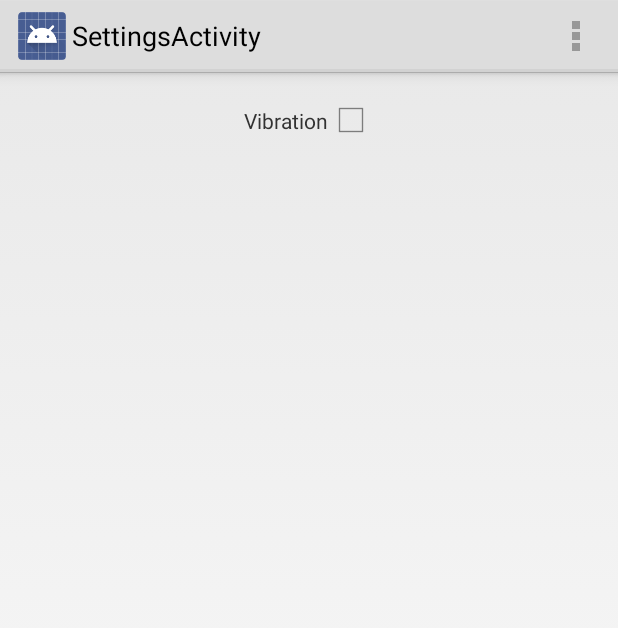
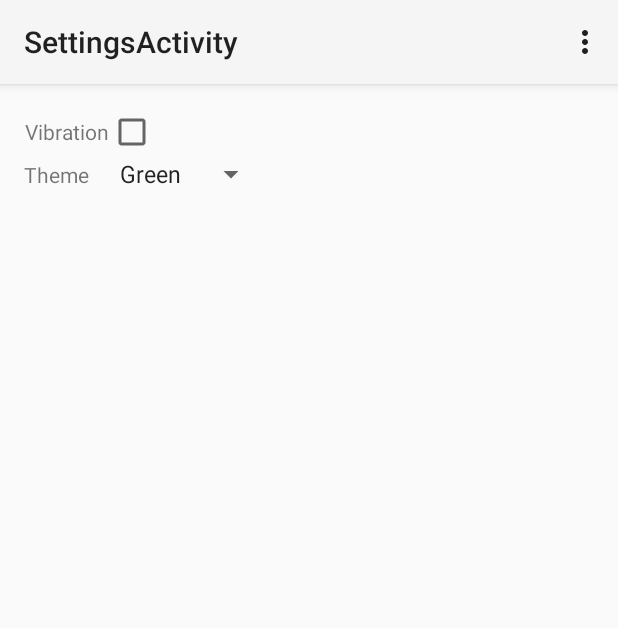
Before and after one commit to ElieGUILLAUMES/Calculator, an Android app: the screen it shows after launch (SettingsActivity), in the options menu, after a tap on "Settings", on a phone screen of 412 x 824 dp. Shown: the top 628 px of the screen. Run offline under Robolectric (Android 15) with nearby library versions, the phone set to English and light mode, and no system bars.

Commit message:
button themes configurable

```diff
--- a/app/src/main/AndroidManifest.xml
+++ b/app/src/main/AndroidManifest.xml
@@ -9,7 +9,7 @@
         android:allowBackup="true"
         android:icon="@mipmap/ic_launcher"
         android:label="@string/app_name"
-        android:theme="@style/YourApplicationTheme" >
+        android:theme="@style/AppTheme" >
         <activity
             android:name=".MainActivity"
             android:configChanges="orientation|keyboardHidden|screenSize"
--- a/app/src/main/java/com/icelandic_courses/elie/calculator/MainActivity.java
+++ b/app/src/main/java/com/icelandic_courses/elie/calculator/MainActivity.java
@@ -2,6 +2,7 @@ package com.icelandic_courses.elie.calculator;
 
 import android.app.Activity;
 import android.content.Intent;
+import android.content.SharedPreferences;
 import android.graphics.Typeface;
 import android.os.Bundle;
 import android.os.Vibrator;
@@ -11,6 +12,7 @@ import android.widget.*;
 public class MainActivity extends Activity {
 
     private static boolean allowToVibrate;
+    private SharedPreferences prefs;
     public final static String EXTRA_VIBRATION = "vibration";
     private Vibrator vibe;
 
@@ -19,6 +21,8 @@ public class MainActivity extends Activity {
         super.onCreate(savedInstanceState);
         setContentView(R.layout.activity_main);
 
+        prefs = getSharedPreferences("Calculator", 0);
+
         TextView myTextView=(TextView)findViewById(R.id.resultTextView);
         Typeface typeFace=Typeface.createFromAsset(getAssets(), "fonts/digital-7.ttf");
         myTextView.setTypeface(typeFace);
@@ -26,7 +30,24 @@ public class MainActivity extends Activity {
         vibe = (Vibrator) getSystemService(this.VIBRATOR_SERVICE);
     }
 
+    @Override
+    protected void onResume() {
+        super.onResume();
 
+        Button addButton = (Button)findViewById(R.id.addButton);
+        Button substractButton = (Button)findViewById(R.id.substractButton);
+        Button backspaceButton = (Button)findViewById(R.id.backspaceButton);
+        Button clearButton = (Button)findViewById(R.id.clearButton);
+        Button resultButton = (Button)findViewById(R.id.resultButton);
+
+        int buttonRes = (prefs.getInt("theme", 0) == 0) ? R.drawable.button_green : R.drawable.button_blue;
+
+        addButton.setBackgroundResource(buttonRes);
+        substractButton.setBackgroundResource(buttonRes);
+        backspaceButton.setBackgroundResource(buttonRes);
+        clearButton.setBackgroundResource(buttonRes);
+        resultButton.setBackgroundResource(buttonRes);
+    }
 
     @Override
     public boolean onCreateOptionsMenu(Menu menu) {
--- a/app/src/main/java/com/icelandic_courses/elie/calculator/SettingsActivity.java
+++ b/app/src/main/java/com/icelandic_courses/elie/calculator/SettingsActivity.java
@@ -2,16 +2,21 @@ package com.icelandic_courses.elie.calculator;
 
 import android.app.Activity;
 import android.content.Intent;
+import android.content.SharedPreferences;
 import android.os.Bundle;
 import android.view.Menu;
 import android.view.MenuItem;
 import android.view.View;
+import android.widget.AdapterView;
 import android.widget.CheckBox;
+import android.widget.Spinner;
 
 public class SettingsActivity extends Activity {
 
     private static boolean allowToVibrate;
     private CheckBox checkBoxVibration;
+
+    private SharedPreferences prefs;
 
     @Override
     protected void onCreate(Bundle savedInstanceState) {
@@ -27,6 +32,28 @@ public class SettingsActivity extends Activity {
         if(allowToVibrate){
             checkBoxVibration.setChecked(allowToVibrate);
         }
+
+        //getSharedPrefs
+        prefs = getSharedPreferences("Calculator", 0);
+        final Spinner spinnerTheme = (Spinner) findViewById(R.id.theme);
+        spinnerTheme.setOnItemSelectedListener(new AdapterView.OnItemSelectedListener() {
+            @Override
+            public void onItemSelected(AdapterView<?> parent, View view, int position, long id) {
+                int selectedId = (int) spinnerTheme.getSelectedItemId();
+                SharedPreferences.Editor editor = prefs.edit();
+                editor.putInt("theme", selectedId);
+                editor.commit();
+            }
+
+            @Override
+            public void onNothingSelected(AdapterView<?> parent) {
+
+            }
+        });
+
+        //set theme
+        int theme = prefs.getInt("theme", 0);
+        spinnerTheme.setSelection(theme);
     }
 
     @Override
--- a/app/src/main/res/drawable/number_button.xml
+++ b/app/src/main/res/drawable/button_black.xml
@@ -3,8 +3,8 @@
     <item
         android:state_pressed="true"
         android:state_enabled="true"
-        android:drawable="@drawable/number_button_pressed" />
+        android:drawable="@drawable/button_black_pressed" />
     <item
         android:state_enabled="true"
-        android:drawable="@drawable/number_button_enabled" />
+        android:drawable="@drawable/button_black_enabled" />
 </selector>
--- /dev/null
+++ b/app/src/main/res/drawable/button_black_enabled.xml
@@ -0,0 +1,9 @@
+<?xml version="1.0" encoding="utf-8"?>
+
+<shape xmlns:android="http://schemas.android.com/apk/res/android" android:shape="rectangle">
+    <padding android:left="8dp"
+        android:top="8dp"
+        android:right="8dp"
+        android:bottom="8dp" />
+    <solid android:color="@color/black" />
+</shape>
--- a/app/src/main/res/drawable/number_button_enabled.xml
+++ b/app/src/main/res/drawable/button_black_pressed.xml
@@ -5,5 +5,5 @@
         android:top="8dp"
         android:right="8dp"
         android:bottom="8dp" />
-    <solid android:color="@color/number_button" />
+    <solid android:color="@color/black_light" />
 </shape>
--- /dev/null
+++ b/app/src/main/res/drawable/button_blue.xml
@@ -0,0 +1,10 @@
+<?xml version="1.0" encoding="utf-8"?>
+<selector xmlns:android="http://schemas.android.com/apk/res/android">
+    <item
+        android:state_pressed="true"
+        android:state_enabled="true"
+        android:drawable="@drawable/button_blue_pressed" />
+    <item
+        android:state_enabled="true"
+        android:drawable="@drawable/button_blue_enabled" />
+</selector>
--- a/app/src/main/res/drawable/command_button_pressed.xml
+++ b/app/src/main/res/drawable/button_blue_enabled.xml
@@ -5,5 +5,5 @@
         android:top="8dp"
         android:right="8dp"
         android:bottom="8dp" />
-    <solid android:color="@color/command_button_pressed" />
+    <solid android:color="@color/blue" />
 </shape>
--- a/app/src/main/res/drawable/number_button_pressed.xml
+++ b/app/src/main/res/drawable/button_blue_pressed.xml
@@ -5,5 +5,5 @@
         android:top="8dp"
         android:right="8dp"
         android:bottom="8dp" />
-    <solid android:color="@color/number_button_pressed" />
+    <solid android:color="@color/blue_dark" />
 </shape>
--- a/app/src/main/res/drawable/command_button.xml
+++ b/app/src/main/res/drawable/button_green.xml
@@ -3,8 +3,8 @@
     <item
         android:state_pressed="true"
         android:state_enabled="true"
-        android:drawable="@drawable/command_button_pressed" />
+        android:drawable="@drawable/button_green_pressed" />
     <item
         android:state_enabled="true"
-        android:drawable="@drawable/command_button_enabled" />
+        android:drawable="@drawable/button_green_enabled" />
 </selector>
--- a/app/src/main/res/drawable/command_button_enabled.xml
+++ b/app/src/main/res/drawable/button_green_enabled.xml
@@ -5,5 +5,5 @@
         android:top="8dp"
         android:right="8dp"
         android:bottom="8dp" />
-    <solid android:color="@color/command_button" />
+    <solid android:color="@color/green" />
 </shape>
--- /dev/null
+++ b/app/src/main/res/drawable/button_green_pressed.xml
@@ -0,0 +1,9 @@
+<?xml version="1.0" encoding="utf-8"?>
+
+<shape xmlns:android="http://schemas.android.com/apk/res/android" android:shape="rectangle">
+    <padding android:left="8dp"
+        android:top="8dp"
+        android:right="8dp"
+        android:bottom="8dp" />
+    <solid android:color="@color/green_dark" />
+</shape>
--- a/app/src/main/res/layout/activity_main.xml
+++ b/app/src/main/res/layout/activity_main.xml
@@ -56,7 +56,7 @@
                     android:layout_weight="1"
                     android:text="@string/add"
                     android:onClick="appendOperator"
-                    style="@style/command_button"/>
+                    style="@style/green_button"/>
 
             </TableRow>
 
@@ -93,7 +93,7 @@
                     android:layout_weight="1"
                     android:text="@string/substract"
                     android:onClick="appendOperator"
-                    style="@style/command_button"/>
+                    style="@style/green_button"/>
 
 
             </TableRow>
@@ -131,7 +131,7 @@
                     android:layout_weight="1"
                     android:text="@string/backspace"
                     android:onClick="backspace"
-                    style="@style/command_button"/>
+                    style="@style/green_button"/>
 
             </TableRow>
 
@@ -154,7 +154,7 @@
                     android:layout_weight="2"
                     android:text="@string/result"
                     android:onClick="result"
-                    style="@style/command_button"/>
+                    style="@style/green_button"/>
                 <Button
                     android:id="@+id/clearButton"
                     android:layout_width="0dp"
@@ -162,7 +162,7 @@
                     android:layout_weight="1"
                     android:text="@string/clear"
                     android:onClick="clear"
-                    style="@style/command_button"/>
+                    style="@style/green_button"/>
 
             </TableRow>
 
--- a/app/src/main/res/layout/activity_settings.xml
+++ b/app/src/main/res/layout/activity_settings.xml
@@ -1,15 +1,14 @@
-<RelativeLayout xmlns:android="http://schemas.android.com/apk/res/android"
-    xmlns:tools="http://schemas.android.com/tools" android:layout_width="match_parent"
-    android:layout_height="match_parent" android:paddingLeft="@dimen/activity_horizontal_margin"
+<GridLayout xmlns:android="http://schemas.android.com/apk/res/android"
+    xmlns:tools="http://schemas.android.com/tools"
+    android:layout_width="fill_parent"
+    android:layout_height="fill_parent"
+    android:columnCount="2"
+    android:orientation="horizontal"
+    android:paddingLeft="@dimen/activity_horizontal_margin"
     android:paddingRight="@dimen/activity_horizontal_margin"
     android:paddingTop="@dimen/activity_vertical_margin"
     android:paddingBottom="@dimen/activity_vertical_margin"
     tools:context=".SettingsActivity">
-
-    <LinearLayout
-        android:layout_width="match_parent"
-        android:layout_height="wrap_content">
-
     <TextView
         android:text="@string/settings_vibration"
         android:layout_width="wrap_content"
@@ -24,6 +23,18 @@
         android:layout_weight="1"
         android:onClick="setAllowToVibrate"/>
 
-    </LinearLayout>
+    <TextView
+        android:text="@string/settings_theme"
+        android:layout_width="wrap_content"
+        android:layout_height="wrap_content"
+        android:layout_weight="1"
+        android:gravity="right"/>
 
-</RelativeLayout>
+    <Spinner
+        android:id="@+id/theme"
+        android:layout_width="wrap_content"
+        android:layout_height="wrap_content"
+        android:spinnerMode="dropdown"
+        android:entries="@array/settings_themes" />
+
+</GridLayout>
--- a/app/src/main/res/values/colors.xml
+++ b/app/src/main/res/values/colors.xml
@@ -1,9 +1,11 @@
 <?xml version="1.0" encoding="utf-8"?>
 <resources>
 
-    <color name="number_button">#434343</color>
-    <color name="command_button">#1de9b6</color>
-    <color name="command_button_pressed">#19c69b</color>
-    <color name="number_button_pressed">#666666</color>
+    <color name="black">#434343</color>
+    <color name="black_light">#666666</color>
+    <color name="green">#1de9b6</color>
+    <color name="green_dark">#19c69b</color>
+    <color name="blue">#3366CC</color>
+    <color name="blue_dark">#2233BB</color>
 
 </resources>
--- a/app/src/main/res/values/strings.xml
+++ b/app/src/main/res/values/strings.xml
@@ -15,5 +15,11 @@
     <string name="title_activity_settings">SettingsActivity</string>
 
     <string name="settings_vibration">Vibration</string>
+    <string name="settings_theme">Theme</string>
+
+    <string-array name="settings_themes">
+        <item>Green</item>
+        <item>Blue</item>
+    </string-array>
 
 </resources>
--- a/app/src/main/res/values/styles.xml
+++ b/app/src/main/res/values/styles.xml
@@ -1,31 +1,33 @@
 <resources>
 
     <!-- Base application theme. -->
-    <style name="AppTheme" parent="android:Theme.Holo.Light.DarkActionBar">
-        <!-- Customize your theme here. -->
-    </style>
-
-    <style name="YourApplicationTheme" parent="android:Theme.Holo.Light">
+    <style name="AppTheme" parent="android:Theme.Holo.Light">
         <item name="android:buttonStyle">@style/number_button</item>
     </style>
 
-    <style name="custom_button" parent="@android:style/Widget.Button">
+    <style name="button" parent="@android:style/Widget.Button">
         <item name="android:gravity">center_vertical|center_horizontal</item>
         <item name="android:textColor">#FFFFFFFF</item>
         <item name="android:textSize">32sp</item>
-        <item name="android:background">@drawable/number_button</item>
         <item name="android:focusable">true</item>
         <item name="android:clickable">true</item>
         <item name="android:fontFamily">sans-serif-light</item>
     </style>
 
-    <style name="number_button" parent="custom_button">
-        <item name="android:background">@drawable/number_button</item>
+    <style name="bold_button" parent="button">
+        <item name="android:textStyle">bold</item>
     </style>
 
-    <style name="command_button" parent="custom_button">
-        <item name="android:background">@drawable/command_button</item>
-        <item name="android:textStyle">bold</item>
+    <style name="number_button" parent="button">
+        <item name="android:background">@drawable/button_black</item>
+    </style>
+
+    <style name="green_button" parent="bold_button">
+        <item name="android:background">@drawable/button_green</item>
+    </style>
+
+    <style name="blue_button" parent="bold_button">
+        <item name="android:background">@drawable/button_blue</item>
     </style>
 
 
```
Lines whose indentation alone changed are shown as unchanged.
